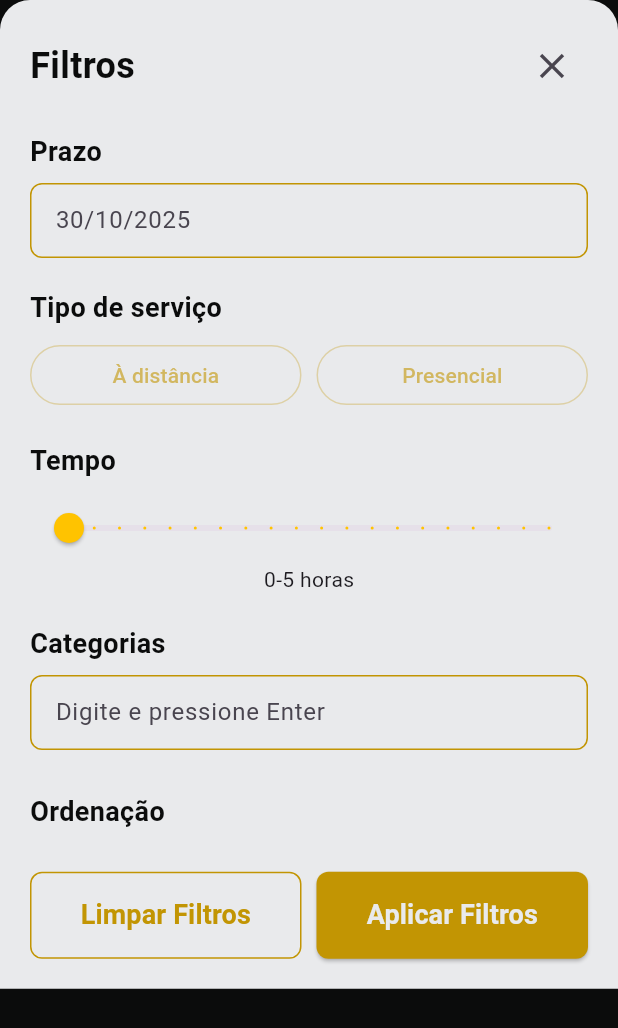
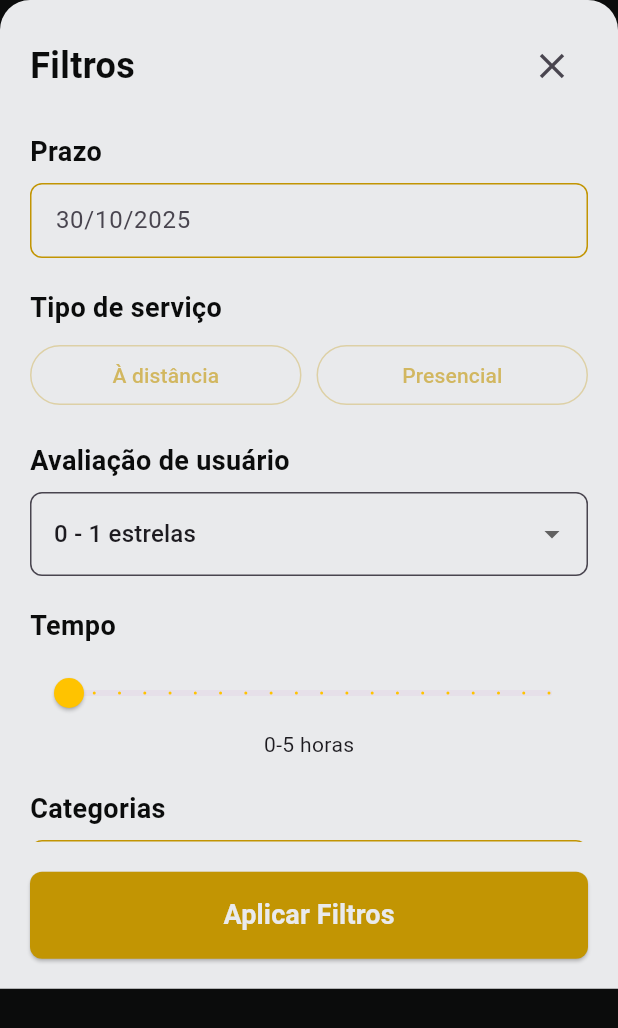
Before and after one commit to Chronora-ADS/Chronora-Flutter, a Flutter app: the FiltersModal widget shown alone on an empty page, opened directly with empty values, on a phone screen of 412 x 824 dp. Shown: the top 1028 px of the screen. Run offline on Flutter 3.47's test engine with Material 3 defaults, Android fonts, the phone set to English and light mode, and no system bars; our stand-ins replace file_picker, image_picker, shared_preferences; missing offline and left inert: dart:html; accounts and stored records are empty; network calls fail.

Commit message:
Tentativa de arrumar filtro

```diff
--- a/lib/widgets/filters_modal.dart
+++ b/lib/widgets/filters_modal.dart
@@ -2,7 +2,7 @@ import 'package:flutter/material.dart';
 import '../core/constants/app_colors.dart';
 
 class FiltersModal extends StatefulWidget {
-  final Function(List<String> selectedCategories, String selectedTipoServico, double tempoValue, String ordenacaoValue) onApplyFilters;
+  final Function(List<String> selectedCategories, String selectedTipoServico, double tempoValue) onApplyFilters;
   final double initialTempoValue;
   final String initialAvaliacaoValue;
   final String initialOrdenacaoValue;
@@ -166,7 +166,41 @@ class _FiltersModalState extends State<FiltersModal> {
 
                   const SizedBox(height: 20),
 
+                  // Avaliação
+                  _buildFilterSection(
+                    'Avaliação de usuário',
+                    DropdownButtonFormField<String>(
+                      initialValue: avaliacaoValue,
+                      items: const [
+                        DropdownMenuItem(
+                            value: "0", child: Text("0 - 1 estrelas")),
+                        DropdownMenuItem(
+                            value: "1", child: Text("1 - 2 estrelas")),
+                        DropdownMenuItem(
+                            value: "2", child: Text("2 - 3 estrelas")),
+                        DropdownMenuItem(
+                            value: "3", child: Text("3 - 4 estrelas")),
+                        DropdownMenuItem(
+                            value: "4", child: Text("4 - 5 estrelas")),
+                      ],
+                      onChanged: (value) {
+                        setState(() {
+                          avaliacaoValue = value!;
+                        });
+                      },
+                      decoration: InputDecoration(
+                        filled: true,
+                        fillColor: AppColors.branco,
+                        border: OutlineInputBorder(
+                          borderRadius: BorderRadius.circular(8),
+                          borderSide: const BorderSide(
+                              color: AppColors.amareloUmPoucoEscuro),
+                        ),
+                      ),
+                    ),
+                  ),
 
+                  const SizedBox(height: 20),
 
                   // Tempo
                   _buildFilterSection(
@@ -315,47 +349,13 @@ class _FiltersModalState extends State<FiltersModal> {
 
           const SizedBox(height: 20),
 
-          // Botões aplicar e limpar filtros
-          Row(
-            children: [
-              Expanded(
-                child: OutlinedButton(
-                  onPressed: () {
-                    // Limpa todos os filtros
-                    setState(() {
-                      selectedTipoServico = "";
-                      tempoValue = 5.0;
-                      selectedCategories.clear();
-                      avaliacaoValue = "0";
-                      ordenacaoValue = "0";
-                    });
-                    // Chama a função de limpeza passando listas vazias e valores padrão
-                    Navigator.pop(context);
-                    widget.onApplyFilters([], "", 5.0, "0");
-                  },
-                  style: OutlinedButton.styleFrom(
-                    side: const BorderSide(color: AppColors.amareloUmPoucoEscuro),
-                    padding: const EdgeInsets.symmetric(vertical: 16),
-                    shape: RoundedRectangleBorder(
-                      borderRadius: BorderRadius.circular(8),
-                    ),
-                  ),
-                  child: const Text(
-                    'Limpar Filtros',
-                    style: TextStyle(
-                      fontSize: 18,
-                      fontWeight: FontWeight.bold,
-                      color: AppColors.amareloUmPoucoEscuro,
-                    ),
-                  ),
-                ),
-              ),
-              const SizedBox(width: 10),
-              Expanded(
+          // Botão aplicar filtros
+          SizedBox(
+            width: double.infinity,
             child: ElevatedButton(
               onPressed: () {
                 Navigator.pop(context);
-                    widget.onApplyFilters(selectedCategories.toList(), selectedTipoServico, tempoValue, ordenacaoValue);
+                widget.onApplyFilters(selectedCategories.toList(), selectedTipoServico, tempoValue);
               },
               style: ElevatedButton.styleFrom(
                 backgroundColor: AppColors.amareloUmPoucoEscuro,
@@ -373,8 +373,6 @@ class _FiltersModalState extends State<FiltersModal> {
                 ),
               ),
             ),
-              ),
-            ],
           ),
         ],
       ),
```
Also changed, not shown: lib/pages/main_page.dart (+5 -40 lines). Lines whose indentation alone changed are shown as unchanged.
